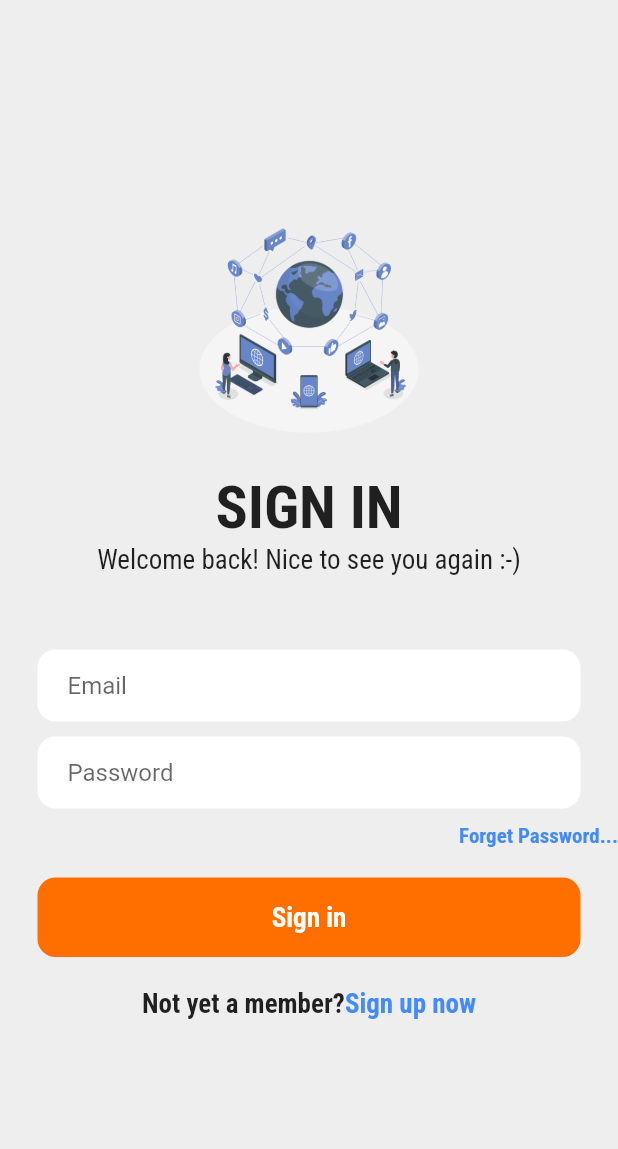
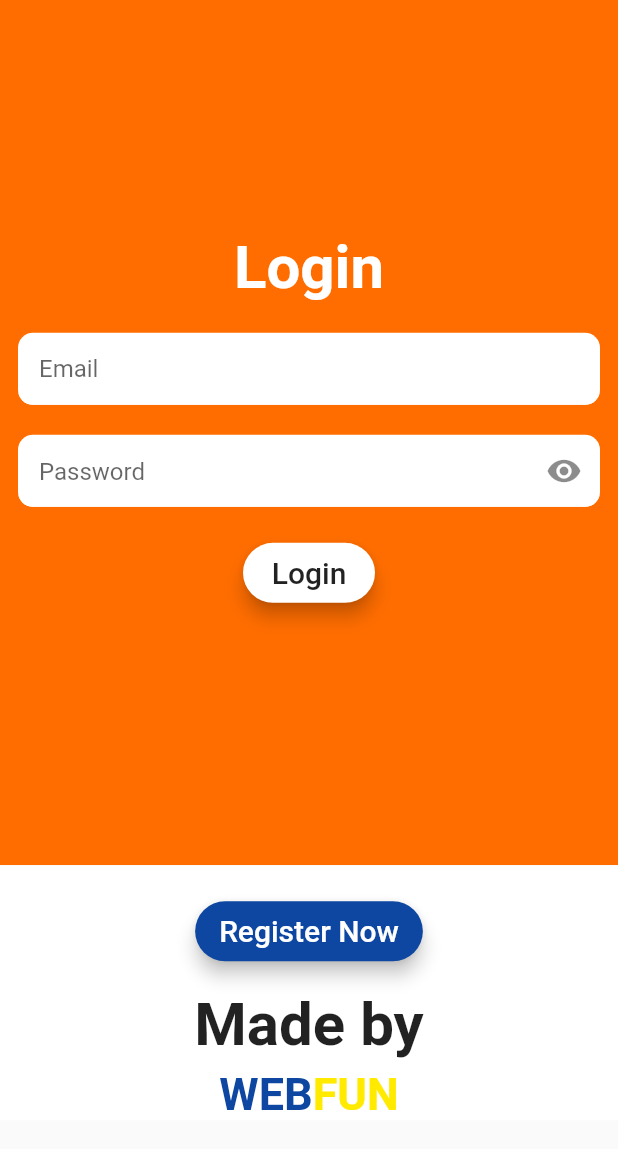
Before and after one commit to maleekhamza/OnlineLearning, a Flutter app: the screen it shows after launch, on a phone screen of 412 x 824 dp. Shown: the top 1149 px of the screen. Run offline on Flutter 3.47's test engine with Material 2 defaults, Android fonts, the phone set to English and light mode, and no system bars; our stand-ins replace badges, cached_network_image, carousel_slider, cloud_firestore, firebase_auth, firebase_core and 2 more; accounts and stored records are empty.

Commit message:
role based

```diff
--- a/lib/main.dart
+++ b/lib/main.dart
@@ -23,7 +23,7 @@ class MyApp extends StatelessWidget {
       theme: ThemeData(
         primaryColor: AppColor.primary,
       ),
-      home: const LoginScreen(),
+      home: LoginScreen(),
     );
   }
 }
--- a/lib/screens/loginScreen.dart
+++ b/lib/screens/loginScreen.dart
@@ -1,188 +1,309 @@
-import 'package:elearning_applicaton/screens/forgotPassword.dart';
-import 'package:elearning_applicaton/screens/root_app.dart';
+import 'package:firebase_auth/firebase_auth.dart';
+import 'package:flutter/material.dart';
+import 'package:cloud_firestore/cloud_firestore.dart';
+import 'package:elearning_applicaton/models/Teacher.dart';
+import 'package:elearning_applicaton/models/Student.dart';
 import 'package:elearning_applicaton/screens/signUpScreen.dart';
-import 'package:firebase_auth/firebase_auth.dart';
-import 'package:firebase_core/firebase_core.dart';
-import 'package:flutter/material.dart';
-import 'package:google_fonts/google_fonts.dart';
+
+
 
 class LoginScreen extends StatefulWidget {
-  const LoginScreen({super.key});
-
+  const LoginScreen({Key? key}) : super(key: key);
   @override
-  State<LoginScreen> createState() => _LoginScreenState();
+  _LoginScreenState createState() => _LoginScreenState();
 }
 
 class _LoginScreenState extends State<LoginScreen> {
-  final _emailController=TextEditingController();
-  final _passwordController=TextEditingController();
+  bool _isObscure3 = true;
+  bool visible = false;
+  final _formkey = GlobalKey<FormState>();
+  final TextEditingController emailController = new TextEditingController();
+  final TextEditingController passwordController = new TextEditingController();
 
-  @override
-  void dispose() {
-    // TODO: implement dispose
-    super.dispose();
-    _emailController.dispose();
-    _passwordController.dispose();
-  }
-  Future signIn() async{
-    try {
-      await FirebaseAuth.instance.signInWithEmailAndPassword(
-          email: _emailController.text.trim(),
-          password: _passwordController.text.trim());
-
-    Navigator.of(context).push(MaterialPageRoute(builder: (context) {
-      return RootApp();
-    }));
-  } catch (e) {
-  // Handle errors or display error messages if needed
-  print("Error signing up: $e");
-  }
-}
-
+  final _auth = FirebaseAuth.instance;
   @override
   Widget build(BuildContext context) {
     return Scaffold(
-      backgroundColor: Colors.grey[200],
-      body: SafeArea(
+      body: SingleChildScrollView(
+        child: Column(
+          children: <Widget>[
+            Container(
+              color: Colors.orangeAccent[700],
+              width: MediaQuery.of(context).size.width,
+              height: MediaQuery.of(context).size.height * 0.70,
               child: Center(
-          child: SingleChildScrollView(
+                child: Container(
+                  margin: EdgeInsets.all(12),
+                  child: Form(
+                    key: _formkey,
                     child: Column(
                       mainAxisAlignment: MainAxisAlignment.center,
+                      crossAxisAlignment: CrossAxisAlignment.center,
                       children: [
-                Image.asset('assets/icons/Online_world.png',height: 150,),
-                SizedBox(height: 20,),
-                Text(
-                  'SIGN IN',
-                  style: GoogleFonts.robotoCondensed(fontSize:40,fontWeight:FontWeight.bold),
+                        SizedBox(
+                          height: 30,
                         ),
                         Text(
-                  'Welcome back! Nice to see you again :-)',
-                  style: GoogleFonts.robotoCondensed(fontSize:18,),
+                          "Login",
+                          style: TextStyle(
+                            fontWeight: FontWeight.bold,
+                            color: Colors.white,
+                            fontSize: 40,
                           ),
-                SizedBox(height: 50,),
+                        ),
+                        SizedBox(
+                          height: 20,
+                        ),
+                        TextFormField(
+                          controller: emailController,
+                          decoration: InputDecoration(
+                            filled: true,
+                            fillColor: Colors.white,
+                            hintText: 'Email',
+                            enabled: true,
+                            contentPadding: const EdgeInsets.only(
+                                left: 14.0, bottom: 8.0, top: 8.0),
+                            focusedBorder: OutlineInputBorder(
+                              borderSide: new BorderSide(color: Colors.white),
+                              borderRadius: new BorderRadius.circular(10),
+                            ),
+                            enabledBorder: UnderlineInputBorder(
+                              borderSide: new BorderSide(color: Colors.white),
+                              borderRadius: new BorderRadius.circular(10),
+                            ),
+                          ),
+                          validator: (value) {
+                            if (value!.length == 0) {
+                              return "Email cannot be empty";
+                            }
+                            if (!RegExp(
+                                "^[a-zA-Z0-9+_.-]+@[a-zA-Z0-9.-]+.[a-z]")
+                                .hasMatch(value)) {
+                              return ("Please enter a valid email");
+                            } else {
+                              return null;
+                            }
+                          },
+                          onSaved: (value) {
+                            emailController.text = value!;
+                          },
+                          keyboardType: TextInputType.emailAddress,
+                        ),
+                        SizedBox(
+                          height: 20,
+                        ),
+                        TextFormField(
+                          controller: passwordController,
+                          obscureText: _isObscure3,
+                          decoration: InputDecoration(
+                            suffixIcon: IconButton(
+                                icon: Icon(_isObscure3
+                                    ? Icons.visibility
+                                    : Icons.visibility_off),
+                                onPressed: () {
+                                  setState(() {
+                                    _isObscure3 = !_isObscure3;
+                                  });
+                                }),
+                            filled: true,
+                            fillColor: Colors.white,
+                            hintText: 'Password',
+                            enabled: true,
+                            contentPadding: const EdgeInsets.only(
+                                left: 14.0, bottom: 8.0, top: 15.0),
+                            focusedBorder: OutlineInputBorder(
+                              borderSide: new BorderSide(color: Colors.white),
+                              borderRadius: new BorderRadius.circular(10),
+                            ),
+                            enabledBorder: UnderlineInputBorder(
+                              borderSide: new BorderSide(color: Colors.white),
+                              borderRadius: new BorderRadius.circular(10),
+                            ),
+                          ),
+                          validator: (value) {
+                            RegExp regex = new RegExp(r'^.{6,}$');
+                            if (value!.isEmpty) {
+                              return "Password cannot be empty";
+                            }
+                            if (!regex.hasMatch(value)) {
+                              return ("please enter valid password min. 6 character");
+                            } else {
+                              return null;
+                            }
+                          },
+                          onSaved: (value) {
+                            passwordController.text = value!;
+                          },
+                          keyboardType: TextInputType.emailAddress,
+                        ),
 
-                //Email
-                Padding(
-                  padding: const EdgeInsets.symmetric(horizontal: 25),
+                        SizedBox(
+                          height: 20,
+                        ),
+                        MaterialButton(
+                          shape: RoundedRectangleBorder(
+                              borderRadius:
+                              BorderRadius.all(Radius.circular(20.0))),
+                          elevation: 5.0,
+                          height: 40,
+                          onPressed: () {
+                            setState(() {
+                              visible = true;
+                            });
+                            signIn(
+                                emailController.text, passwordController.text);
+                          },
+                          child: Text(
+                            "Login",
+                            style: TextStyle(
+                              fontSize: 20,
+                            ),
+                          ),
+                          color: Colors.white,
+                        ),
+                        SizedBox(
+                          height: 10,
+                        ),
+                        Visibility(
+                            maintainSize: true,
+                            maintainAnimation: true,
+                            maintainState: true,
+                            visible: visible,
                             child: Container(
-                    decoration: BoxDecoration(
+                                child: CircularProgressIndicator(
                                   color: Colors.white,
-                        borderRadius: BorderRadius.circular(12)
-                    ),
-                    child: Padding(
-                      padding: const EdgeInsets.symmetric(horizontal:20),
-                      child: TextField(
-                        controller: _emailController,
-                        decoration: InputDecoration(
-                          border: InputBorder.none,
-                          hintText: 'Email',
+                                ))),
+                      ],
                     ),
                   ),
                 ),
               ),
             ),
-                SizedBox(height: 10,),
-                //Password
-                Padding(
-                  padding: const EdgeInsets.symmetric(horizontal: 25),
-                  child: Container(
-                    decoration: BoxDecoration(
+            Container(
               color: Colors.white,
-                        borderRadius: BorderRadius.circular(12)
+              width: MediaQuery.of(context).size.width,
+              child: Center(
+                child: Column(
+                  mainAxisAlignment: MainAxisAlignment.center,
+                  crossAxisAlignment: CrossAxisAlignment.center,
+                  children: [
+                    SizedBox(
+                      height: 20,
                     ),
-                    child: Padding(
-                      padding: const EdgeInsets.symmetric(horizontal:20),
-                      child: TextField(
-                        controller: _passwordController,
-                        obscureText: true,
-                        decoration: InputDecoration(
-                          border: InputBorder.none,
-                          hintText: 'Password',
+                    MaterialButton(
+                      shape: RoundedRectangleBorder(
+                        borderRadius: BorderRadius.all(
+                          Radius.circular(20.0),
+                        ),
+                      ),
+                      elevation: 5.0,
+                      height: 40,
+                      onPressed: () {
+                        Navigator.pushReplacement(
+                          context,
+                          MaterialPageRoute(
+                            builder: (context) => SignUpScreen(),
+                          ),
+                        );
+                      },
+                      color: Colors.blue[900],
+                      child: Text(
+                        "Register Now",
+                        style: TextStyle(
+                          color: Colors.white,
+                          fontSize: 20,
                         ),
                       ),
                     ),
+                    SizedBox(
+                      height: 15,
+                    ),
+                    Text(
+                      "Made by",
+                      style: TextStyle(
+                        fontWeight: FontWeight.bold,
+                        fontSize: 40,
                       ),
                     ),
-
-                SizedBox(height: 10,),
-                GestureDetector(
-                  onTap: () {
-                    // Navigating to the new screen
-                    Navigator.push(
-                      context,
-                      MaterialPageRoute(builder: (context) => ForgotPassword()),
-                    );
-                  },
-                  child: Align(
-                    alignment: Alignment.bottomRight,
-                    child: Text(
-                        'Forget Password...',
-                        style: GoogleFonts.robotoCondensed(
-                            color: Colors.blueAccent,
-                            fontWeight: FontWeight.bold,
-                            fontSize: 14)
+                    SizedBox(
+                      height: 5,
                     ),
-                  ),
-                ),
-                SizedBox(height: 20,),
-                //sign in Button
-                Padding(
-                  padding: const EdgeInsets.symmetric(horizontal:25),
-                  child: GestureDetector(
-                    onTap: signIn,
-                    child: Container(
-                      padding: const EdgeInsets.all(16),
-                      decoration: BoxDecoration(
-                          color: Colors.amber[900],
-                          borderRadius: BorderRadius.circular(12)
-                      ),
-                      child: Center(
-                        child: Text(
-                          'Sign in',
-                          style: GoogleFonts.robotoCondensed(
-                              color: Colors.white,
-                              fontWeight: FontWeight.bold,
-                              fontSize: 18),
-
-                        ),
-                      ),
-                    ),
-                  ),
-                ),
-
-                SizedBox(height: 20,),
-
-                //Text(sign up)
                     Row(
                       mainAxisAlignment: MainAxisAlignment.center,
                       children: [
-                    Text('Not yet a member?',
-                        style: GoogleFonts.robotoCondensed(
+                        Text(
+                          "WEB",
+                          style: TextStyle(
                             fontWeight: FontWeight.bold,
-                            fontSize: 18)),
-                    GestureDetector(
-                      onTap: () {
-                        // Navigating to the new screen
-                        Navigator.push(
-                          context,
-                          MaterialPageRoute(builder: (context) => SignUpScreen()),
-                        );
-                      },
-                      child: Text(
-                          'Sign up now',
-                          style: GoogleFonts.robotoCondensed(
-                              color: Colors.blueAccent,
+                            fontSize: 30,
+                            color: Colors.blue[900],
+                          ),
+                        ),
+                        Text(
+                          "FUN",
+                          style: TextStyle(
                             fontWeight: FontWeight.bold,
-                              fontSize: 18)
+                            fontSize: 30,
+                            color: Colors.yellowAccent[400],
                           ),
-                    )
+                        ),
                       ],
-                )
+                    ),
                   ],
                 ),
               ),
             ),
+          ],
+        ),
       ),
     );
   }
+
+  void route() {
+    User? user = FirebaseAuth.instance.currentUser;
+    var kk = FirebaseFirestore.instance
+        .collection('users')
+        .doc(user!.uid)
+        .get()
+        .then((DocumentSnapshot documentSnapshot) {
+      if (documentSnapshot.exists) {
+        if (documentSnapshot.get('rool') == "Teacher") {
+          Navigator.pushReplacement(
+            context,
+            MaterialPageRoute(
+              builder: (context) =>  Teacher(),
+            ),
+          );
+        }else{
+          Navigator.pushReplacement(
+            context,
+            MaterialPageRoute(
+              builder: (context) =>  Student(),
+            ),
+          );
         }
+      } else {
+        print('Document does not exist on the database');
+      }
+    });
+  }
+
+  void signIn(String email, String password) async {
+    if (_formkey.currentState!.validate()) {
+      try {
+        UserCredential userCredential =
+        await FirebaseAuth.instance.signInWithEmailAndPassword(
+          email: email,
+          password: password,
+        );
+        route();
+      } on FirebaseAuthException catch (e) {
+        if (e.code == 'user-not-found') {
+          print('No user found for that email.');
+        } else if (e.code == 'wrong-password') {
+          print('Wrong password provided for that user.');
+        }
+      }
+    }
+  }
+}
```
Also changed, not shown: lib/screens/signUpScreen.dart (+4 -3 lines). Lines whose indentation alone changed are shown as unchanged.
